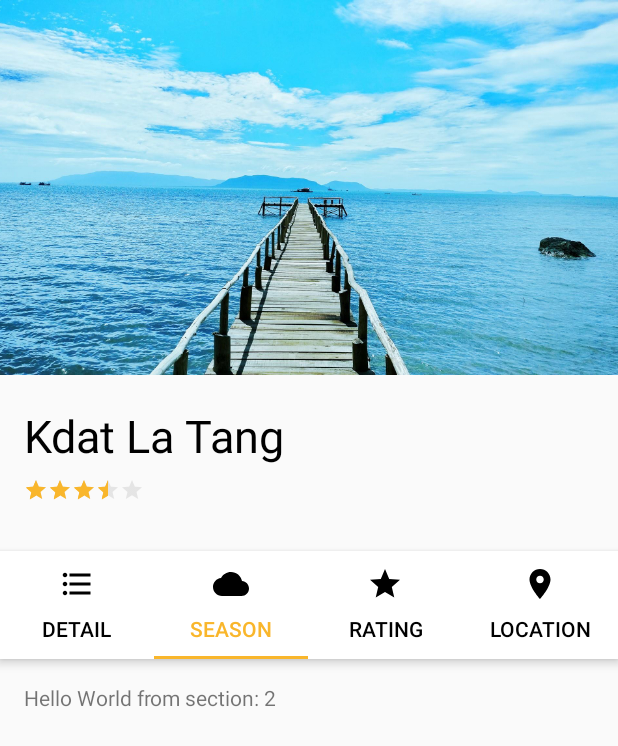
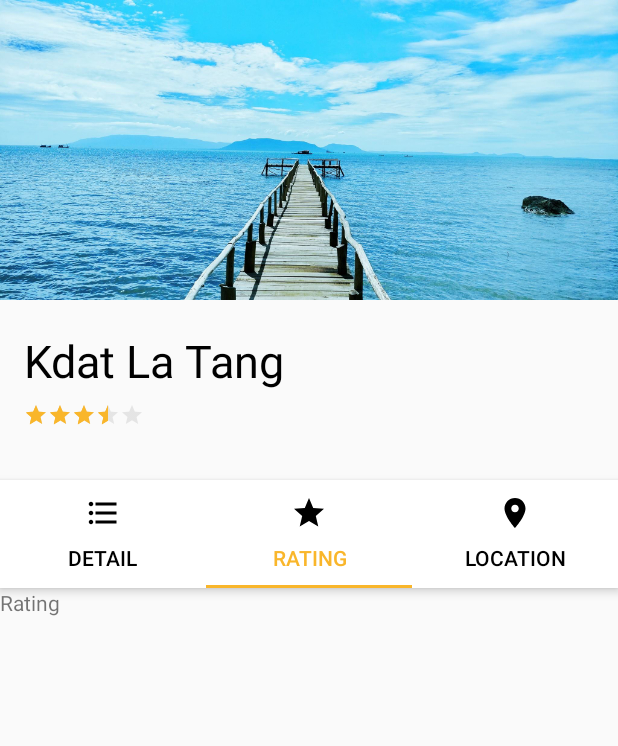
Before and after one commit to legendaryteamdev/let-s-travel, an Android app: the VisitingPlaceDetail screen opened directly, with no data from a screen before it, tab 2 chosen, on a phone screen of 412 x 824 dp. Shown: the top 746 px of the screen. Run offline under Robolectric (Android 15) with nearby library versions, the phone set to English and light mode, and no system bars.

Commit message:
Fix PageViewer

```diff
--- a/app/src/main/java/com/example/lets_travel/ui/visiting_place_detail/VisitingPlaceDetail.kt
+++ b/app/src/main/java/com/example/lets_travel/ui/visiting_place_detail/VisitingPlaceDetail.kt
@@ -1,21 +1,19 @@
 package com.example.lets_travel.ui.visiting_place_detail
 
+import android.os.Bundle
 import android.support.design.widget.TabLayout
-import android.support.v7.app.AppCompatActivity
-
 import android.support.v4.app.Fragment
 import android.support.v4.app.FragmentManager
 import android.support.v4.app.FragmentPagerAdapter
 import android.support.v4.view.ViewPager
-import android.os.Bundle
-import android.view.LayoutInflater
+import android.support.v7.app.AppCompatActivity
 import android.view.Menu
 import android.view.MenuItem
 import android.view.View
-import android.view.ViewGroup
-
-import android.widget.TextView
 import com.example.lets_travel.R
+import com.example.lets_travel.ui.visiting_place_detail_fragment.VisitingPlaceDetailFragment
+import com.example.lets_travel.ui.visiting_place_location_fragment.VisitingPlaceLocationFragment
+import com.example.lets_travel.ui.visiting_place_rating_fragment.VisintingPlaceRatingFragment
 
 class VisitingPlaceDetail : AppCompatActivity() {
 
@@ -28,8 +26,6 @@ class VisitingPlaceDetail : AppCompatActivity() {
         super.onCreate(savedInstanceState)
         setContentView(R.layout.activity_visiting_place_detail)
 
-        // Create the adapter that will return a fragment for each of the three
-        // primary sections of the activity.
         mSectionsPagerAdapter = SectionsPagerAdapter(supportFragmentManager)
 
         // Set up the ViewPager with the sections adapter.
@@ -45,15 +41,11 @@ class VisitingPlaceDetail : AppCompatActivity() {
 
 
     override fun onCreateOptionsMenu(menu: Menu): Boolean {
-        // Inflate the menu; this adds items to the action bar if it is present.
         menuInflater.inflate(R.menu.menu_detail_province, menu)
         return true
     }
 
     override fun onOptionsItemSelected(item: MenuItem): Boolean {
-        // Handle action bar item clicks here. The action bar will
-        // automatically handle clicks on the Home/Up button, so long
-        // as you specify a parent activity in AndroidManifest.xml.
         val id = item.itemId
 
 
@@ -63,43 +55,19 @@ class VisitingPlaceDetail : AppCompatActivity() {
 
     }
 
-    class PlaceholderFragment : Fragment() {
-
-        override fun onCreateView(
-            inflater: LayoutInflater, container: ViewGroup?,
-            savedInstanceState: Bundle?
-        ): View? {
-            val rootView = inflater.inflate(R.layout.fragment_detail_province, container, false)
-            val textView = rootView.findViewById<View>(R.id.section_label) as TextView
-            textView.text = getString(R.string.section_format, arguments!!.getInt(ARG_SECTION_NUMBER))
-            return rootView
-        }
-
-        companion object {
-
-            private val ARG_SECTION_NUMBER = "section_number"
-
-
-            fun newInstance(sectionNumber: Int): PlaceholderFragment {
-                val fragment =
-                    PlaceholderFragment()
-                val args = Bundle()
-                args.putInt(ARG_SECTION_NUMBER, sectionNumber)
-                fragment.arguments = args
-                return fragment
-            }
-        }
-    }
-
 
     inner class SectionsPagerAdapter(fm: FragmentManager) : FragmentPagerAdapter(fm) {
 
-        override fun getItem(position: Int): Fragment {
-            // getItem is called to instantiate the fragment for the given page.
-            // Return a PlaceholderFragment (defined as a static inner class below).
-            return PlaceholderFragment.newInstance(
-                position + 1
-            )
+        override fun getItem(position: Int): Fragment? {
+
+            var fragment: Fragment? = null
+            when (position) {
+                0 -> fragment = VisitingPlaceDetailFragment()
+                1 -> fragment = VisintingPlaceRatingFragment()
+                2 -> fragment = VisitingPlaceLocationFragment()
+            }
+
+            return fragment
         }
 
         override fun getCount(): Int {
--- /dev/null
+++ b/app/src/main/java/com/example/lets_travel/ui/visiting_place_detail_fragment/VisitingPlaceDetailFragment.kt
@@ -0,0 +1,18 @@
+package com.example.lets_travel.ui.visiting_place_detail_fragment
+
+import android.os.Bundle
+import android.support.v4.app.Fragment
+import android.view.LayoutInflater
+import android.view.View
+import android.view.ViewGroup
+import com.example.lets_travel.R
+
+class  VisitingPlaceDetailFragment : Fragment(){
+
+
+    override fun onCreateView(inflater: LayoutInflater, container: ViewGroup?, savedInstanceState: Bundle?): View? {
+        val rootView = inflater.inflate(R.layout.fragment_detail_province, container, false)
+            return rootView
+    }
+
+}
--- /dev/null
+++ b/app/src/main/java/com/example/lets_travel/ui/visiting_place_location_fragment/VisitingPlaceLocationFragment.kt
@@ -0,0 +1,14 @@
+package com.example.lets_travel.ui.visiting_place_location_fragment
+
+import android.os.Bundle
+import android.support.v4.app.Fragment
+import android.view.LayoutInflater
+import android.view.View
+import android.view.ViewGroup
+import com.example.lets_travel.R
+
+class VisitingPlaceLocationFragment : Fragment(){
+    override fun onCreateView(inflater: LayoutInflater, container: ViewGroup?, savedInstanceState: Bundle?): View? {
+        return inflater.inflate(R.layout.fragment_visiting_place_location, container, false)
+    }
+}
--- /dev/null
+++ b/app/src/main/java/com/example/lets_travel/ui/visiting_place_rating_fragment/VisintingPlaceRatingFragment.kt
@@ -0,0 +1,22 @@
+package com.example.lets_travel.ui.visiting_place_rating_fragment
+
+import android.os.Bundle
+import android.support.v4.app.Fragment
+import android.view.LayoutInflater
+import android.view.View
+import android.view.ViewGroup
+import com.example.lets_travel.R
+
+
+class VisintingPlaceRatingFragment : Fragment() {
+
+
+    override fun onCreateView(
+        inflater: LayoutInflater, container: ViewGroup?,
+        savedInstanceState: Bundle?
+    ): View? {
+        // Inflate the layout for this fragment
+        return inflater.inflate(R.layout.fragment_visitingplace_rate, container, false)
+    }
+
+}
--- a/app/src/main/res/layout/activity_main.xml
+++ b/app/src/main/res/layout/activity_main.xml
@@ -25,7 +25,6 @@
             app:menu="@menu/my_navigation_items"
             android:id="@+id/bottomNavigation"
             android:layout_gravity="bottom"
-            app:labelVisibilityMode="labeled"
             app:layout_constraintEnd_toEndOf="parent"
             app:layout_constraintStart_toStartOf="parent"
             app:layout_constraintHorizontal_bias="0.52"
--- a/app/src/main/res/layout/activity_visiting_place_detail.xml
+++ b/app/src/main/res/layout/activity_visiting_place_detail.xml
@@ -8,7 +8,7 @@
                                              android:fitsSystemWindows="true"
                                              tools:context=".ui.visiting_place_detail.VisitingPlaceDetail">
     <ImageView android:layout_width="match_parent"
-               android:layout_height="250dp"
+               android:layout_height="200dp"
                android:layout_marginBottom="8dp"
                android:src="@drawable/kdat"
                android:scaleType="centerCrop"
@@ -30,7 +30,9 @@
               app:layout_constraintEnd_toEndOf="parent"
               android:layout_marginEnd="276dp"
               app:layout_constraintStart_toStartOf="parent"
-              android:layout_marginStart="16dp" app:layout_constraintHorizontal_bias="0.0" android:id="@+id/textView"/>
+              android:layout_marginStart="16dp"
+              app:layout_constraintHorizontal_bias="0.0"
+              android:id="@+id/textView"/>
 
     <RatingBar android:layout_width="wrap_content"
                android:layout_height="wrap_content"
@@ -74,12 +76,6 @@
                     android:background="@color/colorBlack"
                     android:icon="@drawable/ic_detail"/>
             <android.support.design.widget.TabItem
-                    android:id="@+id/tabItem2"
-                    android:layout_width="wrap_content"
-                    android:layout_height="wrap_content"
-                    android:text="Season"
-                    android:icon="@drawable/ic_season"/>
-            <android.support.design.widget.TabItem
                     android:id="@+id/tabItem3"
                     android:layout_width="wrap_content"
                     android:layout_height="wrap_content"
@@ -101,7 +97,8 @@
             android:layout_width="0dp"
             android:layout_height="444dp"
             app:layout_behavior="@string/appbar_scrolling_view_behavior"
-            app:layout_constraintTop_toBottomOf="@+id/appbar" app:layout_constraintStart_toStartOf="parent"
+            app:layout_constraintTop_toBottomOf="@+id/appbar"
+            app:layout_constraintStart_toStartOf="parent"
     />
 
 </android.support.constraint.ConstraintLayout>
--- a/app/src/main/res/layout/fragment_detail_province.xml
+++ b/app/src/main/res/layout/fragment_detail_province.xml
@@ -5,7 +5,7 @@
                                              android:id="@+id/constraintLayout"
                                              android:layout_width="match_parent"
                                              android:layout_height="match_parent"
-                                             tools:context=".ui.visiting_place_detail.VisitingPlaceDetail$PlaceholderFragment">
+                                             tools:context=".ui.visiting_place_detail_fragment.VisitingPlaceDetailFragment">
 
     <TextView
             android:id="@+id/section_label"
--- /dev/null
+++ b/app/src/main/res/layout/fragment_visitingplace_rate.xml
@@ -0,0 +1,14 @@
+<?xml version="1.0" encoding="utf-8"?>
+<FrameLayout xmlns:android="http://schemas.android.com/apk/res/android"
+             xmlns:tools="http://schemas.android.com/tools"
+             android:layout_width="match_parent"
+             android:layout_height="match_parent"
+             tools:context=".ui.visiting_place_rating_fragment.VisintingPlaceRatingFragment">
+
+    <!-- TODO: Update blank fragment layout -->
+    <TextView
+            android:layout_width="match_parent"
+            android:layout_height="match_parent"
+            android:text="Rating"/>
+
+</FrameLayout>
--- a/app/src/main/res/values/strings.xml
+++ b/app/src/main/res/values/strings.xml
@@ -25,4 +25,7 @@
     <string name="location_tab">Location</string>
     <string name="action_settings">Settings</string>
     <string name="section_format">Hello World from section: %1$d</string>
+
+    <!-- TODO: Remove or change this placeholder text -->
+    <string name="hello_blank_fragment">Hello blank fragment</string>
 </resources>
```
Also changed, not shown: app/src/main/AndroidManifest.xml (+2 -13 lines), app/src/main/res/layout/fragment_visiting_place_location.xml (added, +9 -0 lines), gradle/wrapper/gradle-wrapper.properties.
